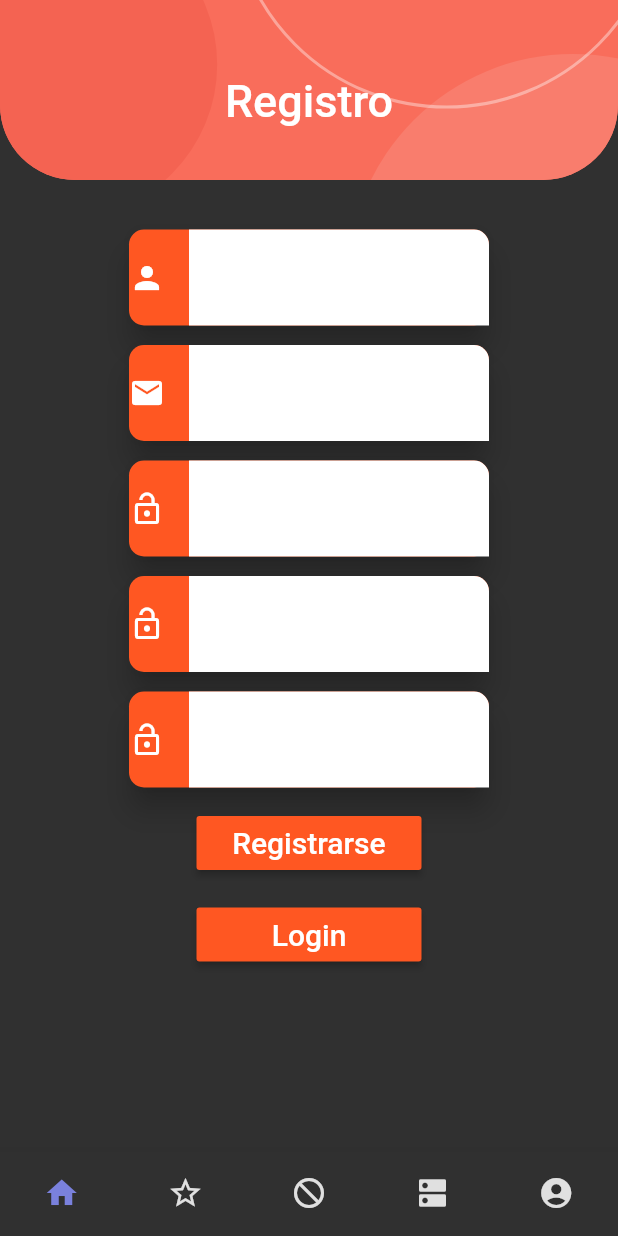
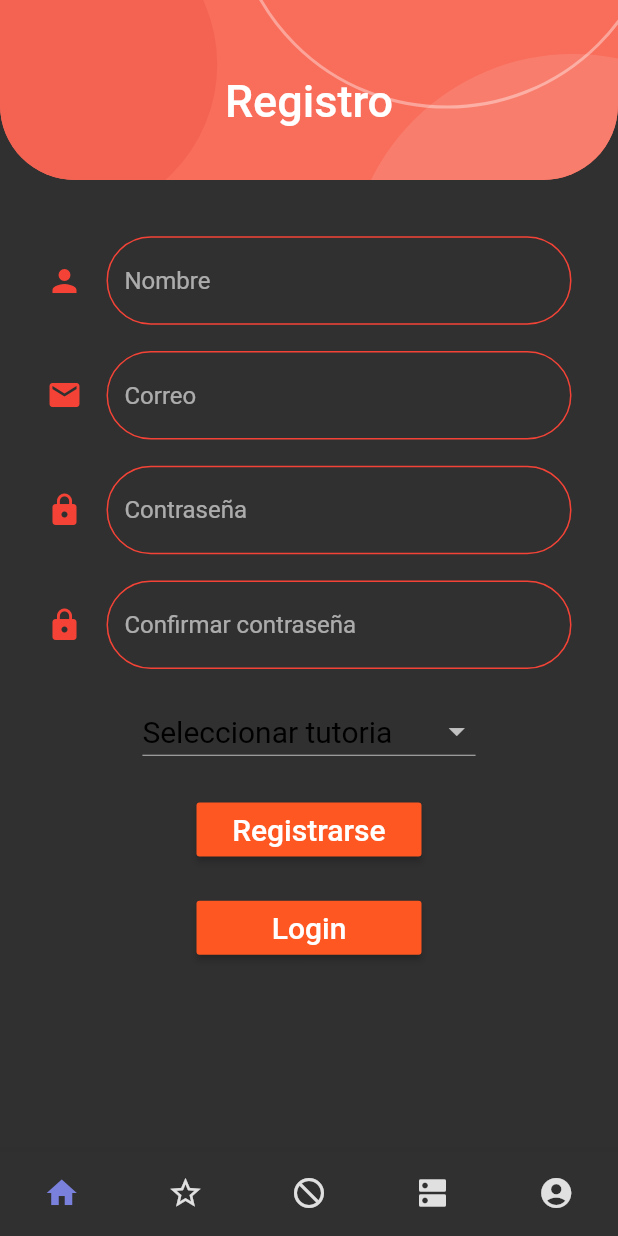
Before and after one commit to meisimo/PeerLearning, a Flutter app: the screen it shows after launch, item 5 of the bottom bar chosen, after a tap on "Registrarse", on a phone screen of 412 x 824 dp. Run offline on Flutter 3.47's test engine with Material 2 defaults, Android fonts, the phone set to English and light mode, and no system bars; network calls fail.

Commit message:
add three new changes improve the login forms add dummy data and finally a new widget dropdown

```diff
--- /dev/null
+++ b/peer_programing/lib/dummy/users.dart
@@ -0,0 +1,12 @@
+import 'package:peer_programing/models/user.dart';
+
+List<User> daticosDummy =[
+
+  new User(
+    avatar:'images/avatar-default-icon.png',
+    nombre: 'Johan Alejandro',
+    contrasena: 'mordilona5',
+    email: 'johanneira902@gmail.com',
+  ),
+
+];
--- /dev/null
+++ b/peer_programing/lib/models/user.dart
@@ -0,0 +1,9 @@
+class User{
+
+final String avatar;
+final String nombre;
+final String email;
+final String contrasena;
+
+User({this.avatar,this.nombre,this.contrasena,this.email});
+}
--- a/peer_programing/lib/src/pages/login_page.dart
+++ b/peer_programing/lib/src/pages/login_page.dart
@@ -1,5 +1,7 @@
 import 'package:flutter/material.dart';
+import 'package:peer_programing/dummy/users.dart';
 import 'package:peer_programing/src/pages/home_page.dart';
+import 'package:peer_programing/src/widgets/dropdown.dart';
 import 'package:peer_programing/src/widgets/layouts/main_layout.dart';
 
 
@@ -10,17 +12,62 @@ class LoginPage extends StatelessWidget {
         body: Container(
             child: Center(
               child: Container(
-              width: 600,
+              width: 320,
               height: 400,
               child: Column(
                   mainAxisAlignment: MainAxisAlignment.spaceEvenly,
                   children: <Widget>[
-                  Image.asset('images/avatar-default-icon.png',width: 200,height: 100,),
-                  InputLogin(
-                    Icon(Icons.people,color: Colors.white,), 'Usuario'),
-                    InputLogin(
-                    Icon(Icons.lock,color: Colors.white,), 'Contraseña'
-                    ),
+                  Image.asset(daticosDummy[0].avatar,width: 200,height: 100,),
+
+              TextFormField(
+
+                  decoration: new InputDecoration(
+                  icon: new Icon(Icons.email,color: Colors.red,),
+                  hintText: "Email",
+                  enabledBorder: const OutlineInputBorder(
+                  borderRadius: BorderRadius.all(Radius.circular(40.0)),
+                  borderSide: const BorderSide(
+                  color: Colors.red,
+                 ),
+               ),
+                focusedBorder: OutlineInputBorder(
+                borderRadius: BorderRadius.all(Radius.circular(40.0)),
+                borderSide: BorderSide(color: Colors.red),
+                ),
+              ),
+            ),
+
+              TextFormField(
+                obscureText: true,
+                  decoration: new InputDecoration(
+                  icon: new Icon(Icons.lock,color: Colors.red,),
+                  hintText: "Contraseña",
+                  enabledBorder: const OutlineInputBorder(
+                  borderRadius: BorderRadius.all(Radius.circular(40.0)),
+                  borderSide: const BorderSide(
+                  color: Colors.red,
+                 ),
+               ),
+                focusedBorder: OutlineInputBorder(
+                borderRadius: BorderRadius.all(Radius.circular(40.0)),
+                borderSide: BorderSide(color: Colors.red),
+                ),
+              ),
+            ),
+            InkWell(
+              child: Text("Olvidaste tu contraseña"),
+              onTap: () async{
+                showDialog(
+                context: context,
+                builder: (BuildContext context){
+                return AlertDialog(
+                title: Text("Alert Dialog"),
+                content: Text("Ejemplo"),
+                );
+              }
+              );
+              },
+            ),
                     Container(
                       width: 150,
                       child: RaisedButton(onPressed: () {
@@ -33,15 +80,12 @@ class LoginPage extends StatelessWidget {
                         //       );
                         //   }
                         // );
-
                         Navigator.push(
                               context,
                               MaterialPageRoute(builder: (context) => HomePage()),
                             );
                         },
                         color: Colors.deepOrange,textColor: Colors.white,
-
-
                       child: Text("Entrar",style: TextStyle(
                         fontSize: 20
                       ),),),
@@ -62,11 +106,8 @@ class LoginPage extends StatelessWidget {
                         fontSize: 20
                       ),),),
                     ),
-
                   ]
-
-
-                  ),
+              ),
             )
           )
         )
@@ -82,17 +123,80 @@ class Registro extends StatelessWidget{
         body: Container(
             child: Center(
               child: Container(
-              width: 600,
+              width: 350,
               height: 520,
               child: Column(
                   mainAxisAlignment: MainAxisAlignment.spaceEvenly,
                   children: <Widget>[
-                    InputLogin(Icon(Icons.person,color: Colors.white,),"Nombre"),
-                    InputLogin(Icon(Icons.email, color: Colors.white,),"Correo"),
-                    InputLogin(Icon(Icons.lock_open,color: Colors.white,),"Contraseña"),
-                    InputLogin(Icon(Icons.lock_open,color: Colors.white,),"Confirmar contraseña"),
-                    InputLogin(Icon(Icons.lock_open,color: Colors.white,),"Tutoria"),
 
+                TextFormField(
+                  decoration: new InputDecoration(
+                  icon: new Icon(Icons.person,color: Colors.red,),
+                  hintText: "Nombre",
+                  enabledBorder: const OutlineInputBorder(
+                  borderRadius: BorderRadius.all(Radius.circular(40.0)),
+                  borderSide: const BorderSide(
+                  color: Colors.red,
+                 ),
+               ),
+                focusedBorder: OutlineInputBorder(
+                borderRadius: BorderRadius.all(Radius.circular(40.0)),
+                borderSide: BorderSide(color: Colors.red),
+                ),
+              ),
+            ),
+                TextFormField(
+                  decoration: new InputDecoration(
+                  icon: new Icon(Icons.email,color: Colors.red,),
+                  hintText: "Correo",
+                  enabledBorder: const OutlineInputBorder(
+                  borderRadius: BorderRadius.all(Radius.circular(40.0)),
+                  borderSide: const BorderSide(
+                  color: Colors.red,
+                 ),
+               ),
+                focusedBorder: OutlineInputBorder(
+                borderRadius: BorderRadius.all(Radius.circular(40.0)),
+                borderSide: BorderSide(color: Colors.red),
+                ),
+              ),
+            ),
+                TextFormField(
+                  obscureText: true,
+                  decoration: new InputDecoration(
+                  icon: new Icon(Icons.lock,color: Colors.red,),
+                  hintText: "Contraseña",
+                  enabledBorder: const OutlineInputBorder(
+                  borderRadius: BorderRadius.all(Radius.circular(40.0)),
+                  borderSide: const BorderSide(
+                  color: Colors.red,
+                 ),
+               ),
+                focusedBorder: OutlineInputBorder(
+                borderRadius: BorderRadius.all(Radius.circular(40.0)),
+                borderSide: BorderSide(color: Colors.red),
+                ),
+              ),
+            ),
+                TextFormField(
+                  obscureText: true,
+                  decoration: new InputDecoration(
+                  icon: new Icon(Icons.lock,color: Colors.red,),
+                  hintText: "Confirmar contraseña",
+                  enabledBorder: const OutlineInputBorder(
+                  borderRadius: BorderRadius.all(Radius.circular(40.0)),
+                  borderSide: const BorderSide(
+                  color: Colors.red,
+                 ),
+               ),
+                focusedBorder: OutlineInputBorder(
+                borderRadius: BorderRadius.all(Radius.circular(40.0)),
+                borderSide: BorderSide(color: Colors.red),
+                ),
+              ),
+            ),
+                //lista desplegable
+                LDropDown(),
                     Container(
                       width: 150,
                       child: RaisedButton(onPressed: () {
--- /dev/null
+++ b/peer_programing/lib/src/widgets/dropdown.dart
@@ -0,0 +1,59 @@
+import 'package:flutter/material.dart';
+
+class LDropDown extends StatefulWidget {
+  @override
+  _LDropDownState createState() => _LDropDownState();
+}
+
+class _LDropDownState extends State<LDropDown> {
+  String dropdownValue = 'Seleccionar tutoria ';
+  List<String> dropdownItems = <String>[
+    'Seleccionar tutoria ',
+    'Ingles',
+    'Calculo',
+    'Logica computacional',
+    "Programacion",
+    "Fisica",
+    "Psicologia",
+
+  ];
+
+  @override
+  Widget build(BuildContext context) {
+    return Container(
+
+      child: Center(
+        child: DropdownButton<String>(
+          value: dropdownValue,
+          icon: Icon(Icons.arrow_drop_down),
+          iconSize: 25,
+          elevation: 8,
+          style: TextStyle(color: Colors.black, fontSize: 20),
+          onChanged: (String newValue) {
+            setState(() {
+              dropdownValue = newValue;
+            });
+          },
+          items: dropdownItems.map<DropdownMenuItem<String>>((String value) {
+            return DropdownMenuItem<String>(
+              value: value,
+              child: Text(value),
+            );
+          }).toList(),
+        ),
+      ),
+    );
+  }
+}
+
+/*
+**********
+**********
+**********
+**********
+*** END***
+**********
+**********
+**********
+**********
+ */
```
